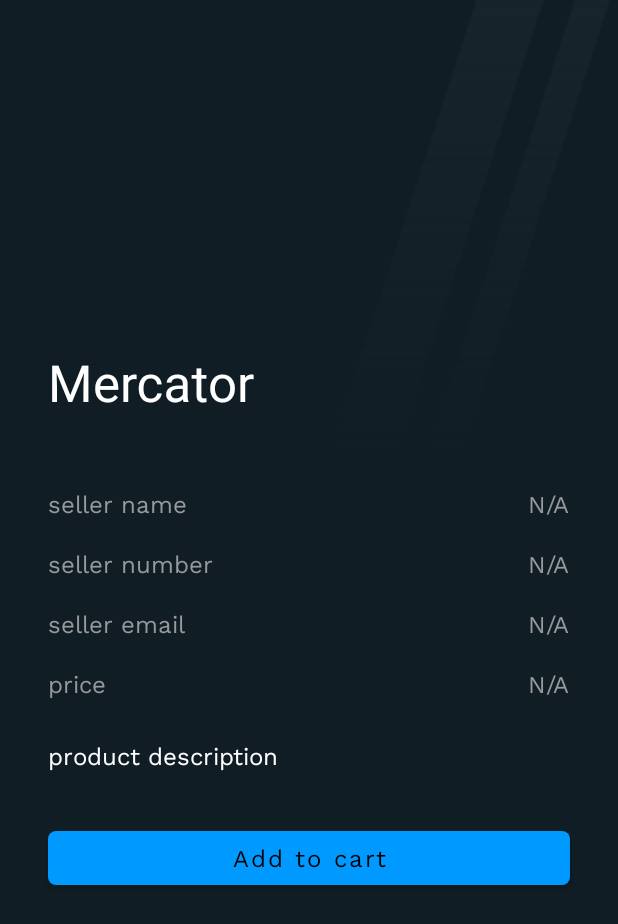
After one commit to DevSpace-Speculo/mercator-app, an Android app: the DetailsFragment screen opened through its navigation route, on a phone screen of 412 x 824 dp. The commit adds this screen. Shown: the top 924 px of the screen. Run offline under Robolectric (Android 15) with nearby library versions, the phone set to English and light mode, and no system bars; our stand-ins replace Firebase (no records; nobody signed in at launch, a user with empty details on screens opened directly).

Commit message:
implemented buy section

```diff
--- a/app/src/main/java/com/speculo/mercator/adapters/CartAdapter.java
+++ b/app/src/main/java/com/speculo/mercator/adapters/CartAdapter.java
@@ -1,8 +1,10 @@
 package com.speculo.mercator.adapters;
 
+import android.content.Context;
 import android.view.LayoutInflater;
 import android.view.View;
 import android.view.ViewGroup;
+import android.widget.Button;
 import android.widget.ImageView;
 import android.widget.TextView;
 
@@ -18,9 +20,11 @@ import java.util.List;
 public class CartAdapter extends RecyclerView.Adapter<CartAdapter.ViewHolder> {
 
     private List<ItemsModel> itemsModelList;
+    private Context context;
 
-    public CartAdapter(List<ItemsModel> itemsModelList) {
+    public CartAdapter(List<ItemsModel> itemsModelList, Context context) {
         this.itemsModelList = itemsModelList;
+        this.context = context;
     }
 
     @NonNull
@@ -51,6 +55,7 @@ public class CartAdapter extends RecyclerView.Adapter<CartAdapter.ViewHolder> {
     public class ViewHolder extends RecyclerView.ViewHolder {
         private TextView name, price, desc;
         private ImageView imageView;
+        private Button view_btn;
 
         public ViewHolder(@NonNull View itemView) {
             super(itemView);
@@ -59,6 +64,7 @@ public class CartAdapter extends RecyclerView.Adapter<CartAdapter.ViewHolder> {
             price = itemView.findViewById(R.id.product_price);
             desc = itemView.findViewById(R.id.product_desc);
             imageView = itemView.findViewById(R.id.product_image);
+            view_btn = itemView.findViewById(R.id.view_btn);
         }
     }
 }
--- /dev/null
+++ b/app/src/main/java/com/speculo/mercator/fragments/BuyFragment.java
@@ -0,0 +1,65 @@
+package com.speculo.mercator.fragments;
+
+import android.content.Context;
+import android.content.SharedPreferences;
+import android.os.Bundle;
+
+import androidx.annotation.NonNull;
+import androidx.annotation.Nullable;
+import androidx.fragment.app.Fragment;
+import androidx.navigation.NavController;
+import androidx.recyclerview.widget.LinearLayoutManager;
+import androidx.recyclerview.widget.RecyclerView;
+
+import android.view.LayoutInflater;
+import android.view.View;
+import android.view.ViewGroup;
+
+import com.google.firebase.firestore.DocumentSnapshot;
+import com.google.firebase.firestore.FirebaseFirestore;
+import com.speculo.mercator.R;
+import com.speculo.mercator.adapters.CartAdapter;
+import com.speculo.mercator.models.ItemsModel;
+
+import java.util.ArrayList;
+import java.util.List;
+
+public class BuyFragment extends Fragment {
+
+    private RecyclerView recyclerView;
+    private FirebaseFirestore firebaseFirestore;
+    private List<ItemsModel> buyItems;
+    private CartAdapter adapter;
+
+    public BuyFragment() {
+        // Required empty public constructor
+    }
+
+    @Override
+    public View onCreateView(LayoutInflater inflater, ViewGroup container,
+                             Bundle savedInstanceState) {
+        // Inflate the layout for this fragment
+        return inflater.inflate(R.layout.fragment_buy, container, false);
+    }
+
+    @Override
+    public void onViewCreated(@NonNull View view, @Nullable Bundle savedInstanceState) {
+        super.onViewCreated(view, savedInstanceState);
+
+        firebaseFirestore = FirebaseFirestore.getInstance();
+        recyclerView = view.findViewById(R.id.buy_recView);
+        buyItems = new ArrayList<>();
+        adapter = new CartAdapter(buyItems, getContext());
+        recyclerView.setLayoutManager(new LinearLayoutManager(getContext()));
+        recyclerView.setAdapter(adapter);
+
+        firebaseFirestore.collection("items").get().addOnSuccessListener(queryDocumentSnapshots -> {
+            List<DocumentSnapshot> list = queryDocumentSnapshots.getDocuments();
+            for(DocumentSnapshot d : list){
+                ItemsModel obj = d.toObject(ItemsModel.class);
+                buyItems.add(obj);
+            }
+            adapter.notifyDataSetChanged();
+        });
+    }
+}
--- a/app/src/main/java/com/speculo/mercator/fragments/CartFragment.java
+++ b/app/src/main/java/com/speculo/mercator/fragments/CartFragment.java
@@ -59,7 +59,7 @@ public class CartFragment extends Fragment {
         recyclerView = view.findViewById(R.id.cart_recView);
         sharedPreferences = getActivity().getSharedPreferences(getString(R.string.preference_file_key), Context.MODE_PRIVATE);
         cartItems = new ArrayList<>();
-        adapter = new CartAdapter(cartItems);
+        adapter = new CartAdapter(cartItems, requireActivity());
         recyclerView.setLayoutManager(new LinearLayoutManager(getContext()));
         recyclerView.setAdapter(adapter);
 
--- /dev/null
+++ b/app/src/main/java/com/speculo/mercator/fragments/DetailsFragment.java
@@ -0,0 +1,87 @@
+package com.speculo.mercator.fragments;
+
+import android.content.Context;
+import android.content.SharedPreferences;
+import android.graphics.Color;
+import android.os.Bundle;
+
+import androidx.annotation.NonNull;
+import androidx.annotation.Nullable;
+import androidx.core.content.ContextCompat;
+import androidx.fragment.app.Fragment;
+import androidx.navigation.NavController;
+import androidx.navigation.Navigation;
+
+import android.view.LayoutInflater;
+import android.view.View;
+import android.view.ViewGroup;
+import android.view.Window;
+import android.view.WindowManager;
+import android.widget.Button;
+import android.widget.ImageView;
+import android.widget.TextView;
+
+import com.google.android.material.appbar.CollapsingToolbarLayout;
+import com.google.firebase.auth.FirebaseAuth;
+import com.google.firebase.firestore.FirebaseFirestore;
+import com.speculo.mercator.R;
+
+public class DetailsFragment extends Fragment {
+
+    private FirebaseFirestore firebaseFirestore;
+    private FirebaseAuth firebaseAuth;
+
+    private SharedPreferences sharedPreferences;
+
+    private TextView seller_name, seller_number, seller_email, description, price;
+    private ImageView productImage;
+    private Button cart_btn;
+
+    private CollapsingToolbarLayout collapsingToolbarLayout;
+
+    private NavController navController;
+
+    public DetailsFragment() {
+        // Required empty public constructor
+    }
+
+    @Override
+    public View onCreateView(LayoutInflater inflater, ViewGroup container,
+                             Bundle savedInstanceState) {
+        // Inflate the layout for this fragment
+        return inflater.inflate(R.layout.fragment_details, container, false);
+    }
+
+    @Override
+    public void onViewCreated(@NonNull View view, @Nullable Bundle savedInstanceState) {
+        super.onViewCreated(view, savedInstanceState);
+
+        firebaseFirestore = FirebaseFirestore.getInstance();
+        sharedPreferences = getActivity().getSharedPreferences(getString(R.string.preference_file_key), Context.MODE_PRIVATE);
+
+        navController = Navigation.findNavController(view);
+
+        productImage = view.findViewById(R.id.details_image);
+        collapsingToolbarLayout = view.findViewById(R.id.toolbar_layout);
+        description = view.findViewById(R.id.details_product_desc);
+        seller_name = view.findViewById(R.id.details_name_text);
+        seller_number = view.findViewById(R.id.details_number_text);
+        seller_email = view.findViewById(R.id.details_email_text);
+        price = view.findViewById(R.id.details_price_text);
+
+        collapsingToolbarLayout.setCollapsedTitleTextColor(Color.parseColor("#E9E9E9"));
+
+        cart_btn = view.findViewById(R.id.details_cart_btn);
+
+        Window window = getActivity().getWindow();
+
+        // clear FLAG_TRANSLUCENT_STATUS flag:
+        window.clearFlags(WindowManager.LayoutParams.FLAG_TRANSLUCENT_STATUS);
+
+        // add FLAG_DRAWS_SYSTEM_BAR_BACKGROUNDS flag to the window
+        window.addFlags(WindowManager.LayoutParams.FLAG_DRAWS_SYSTEM_BAR_BACKGROUNDS);
+
+        // finally change the color
+        window.setStatusBarColor(ContextCompat.getColor(getActivity(),R.color.dark_grey));
+    }
+}
--- a/app/src/main/java/com/speculo/mercator/fragments/HomeFragment.java
+++ b/app/src/main/java/com/speculo/mercator/fragments/HomeFragment.java
@@ -4,16 +4,26 @@ import android.os.Bundle;
 
 import androidx.annotation.NonNull;
 import androidx.annotation.Nullable;
+import androidx.cardview.widget.CardView;
 import androidx.fragment.app.Fragment;
+import androidx.navigation.NavController;
+import androidx.navigation.Navigation;
 
 import android.util.Log;
 import android.view.LayoutInflater;
 import android.view.View;
 import android.view.ViewGroup;
 
+import com.google.firebase.firestore.FirebaseFirestore;
 import com.speculo.mercator.R;
+import com.speculo.mercator.models.ItemsModel;
+
+import java.util.List;
 
 public class HomeFragment extends Fragment {
+
+    private CardView buy_card;
+    private NavController navController;
 
     public HomeFragment() {
         // Required empty public constructor
@@ -29,6 +39,10 @@ public class HomeFragment extends Fragment {
     @Override
     public void onViewCreated(@NonNull View view, @Nullable Bundle savedInstanceState) {
         super.onViewCreated(view, savedInstanceState);
-        Log.d("TAG", getClass().getSimpleName());
+
+        buy_card = view.findViewById(R.id.buy_card);
+        navController = Navigation.findNavController(view);
+
+        buy_card.setOnClickListener(view1 -> navController.navigate(R.id.action_mainFragment_to_buyFragment));
     }
 }
--- /dev/null
+++ b/app/src/main/res/layout/fragment_buy.xml
@@ -0,0 +1,37 @@
+<?xml version="1.0" encoding="utf-8"?>
+<androidx.constraintlayout.widget.ConstraintLayout xmlns:android="http://schemas.android.com/apk/res/android"
+    xmlns:tools="http://schemas.android.com/tools"
+    android:layout_width="match_parent"
+    android:layout_height="match_parent"
+    xmlns:app="http://schemas.android.com/apk/res-auto"
+    android:fitsSystemWindows="true"
+    tools:context=".fragments.CartFragment"
+    android:background="@color/dark_grey">
+
+    <com.google.android.material.appbar.AppBarLayout
+        android:id="@+id/buy_appbar"
+        android:layout_width="match_parent"
+        android:layout_height="wrap_content"
+        android:background="@color/app_bar_bg"
+        app:layout_constraintEnd_toEndOf="parent"
+        app:layout_constraintStart_toStartOf="parent"
+        app:layout_constraintTop_toTopOf="parent">
+
+        <androidx.appcompat.widget.Toolbar
+            android:id="@+id/buy_toolbar"
+            android:layout_width="match_parent"
+            android:layout_height="match_parent"
+            app:title="Buy"
+            app:titleTextColor="@color/white"/>
+
+    </com.google.android.material.appbar.AppBarLayout>
+
+    <androidx.recyclerview.widget.RecyclerView
+        android:id="@+id/buy_recView"
+        android:layout_width="match_parent"
+        android:layout_height="0dp"
+        app:layout_constraintEnd_toEndOf="parent"
+        app:layout_constraintStart_toStartOf="parent"
+        app:layout_constraintTop_toBottomOf="@+id/buy_appbar" />
+
+</androidx.constraintlayout.widget.ConstraintLayout>
--- /dev/null
+++ b/app/src/main/res/layout/fragment_details.xml
@@ -0,0 +1,198 @@
+<?xml version="1.0" encoding="utf-8"?>
+<androidx.coordinatorlayout.widget.CoordinatorLayout
+    xmlns:android="http://schemas.android.com/apk/res/android"
+    xmlns:app="http://schemas.android.com/apk/res-auto"
+    android:layout_width="match_parent"
+    android:layout_height="match_parent"
+    android:fitsSystemWindows="true"
+    android:background="@color/dark_grey">
+
+    <com.google.android.material.appbar.AppBarLayout
+        android:id="@+id/app_bar"
+        android:layout_width="match_parent"
+        android:layout_height="300dp"
+        android:theme="@style/Theme.MyApplication.AppBarOverlay">
+
+        <com.google.android.material.appbar.CollapsingToolbarLayout
+            android:id="@+id/toolbar_layout"
+            style="@style/Widget.MaterialComponents.Toolbar.Primary"
+            android:background="@color/dark_grey"
+            app:contentScrim="@color/dark_grey"
+            app:statusBarScrim="@color/dark_grey"
+            android:layout_width="match_parent"
+            android:layout_height="match_parent"
+            android:fitsSystemWindows="true"
+            app:layout_scrollFlags="scroll|exitUntilCollapsed"
+            app:toolbarId="@+id/toolbar"
+            app:title="@string/app_name">
+
+            <ImageView
+                android:id="@+id/details_image"
+                android:layout_width="match_parent"
+                android:layout_height="match_parent"
+                android:foreground="@drawable/image_cover"
+                android:scaleType="centerCrop"
+                app:srcCompat="@drawable/placeholder_image" />
+
+            <androidx.appcompat.widget.Toolbar
+                android:id="@+id/toolbar"
+                android:layout_width="match_parent"
+                android:layout_height="?attr/actionBarSize"
+                app:layout_collapseMode="pin"
+                app:popupTheme="@style/Theme.MyApplication.PopupOverlay" />
+
+        </com.google.android.material.appbar.CollapsingToolbarLayout>
+    </com.google.android.material.appbar.AppBarLayout>
+
+    <androidx.core.widget.NestedScrollView
+        android:layout_width="match_parent"
+        android:layout_height="match_parent"
+        app:layout_behavior="com.google.android.material.appbar.AppBarLayout$ScrollingViewBehavior">
+
+        <androidx.constraintlayout.widget.ConstraintLayout
+            android:layout_width="match_parent"
+            android:layout_height="match_parent">
+
+            <TextView
+                android:id="@+id/details_seller_name"
+                android:layout_width="wrap_content"
+                android:layout_height="wrap_content"
+                android:layout_marginStart="32dp"
+                android:layout_marginTop="24dp"
+                android:fontFamily="@font/work_sans"
+                android:text="seller name"
+                android:textColor="@color/light_grey"
+                android:textSize="16sp"
+                app:layout_constraintStart_toStartOf="parent"
+                app:layout_constraintTop_toTopOf="parent" />
+
+            <TextView
+                android:id="@+id/details_seller_number"
+                android:layout_width="wrap_content"
+                android:layout_height="wrap_content"
+                android:layout_marginStart="32dp"
+                android:layout_marginTop="16dp"
+                android:fontFamily="@font/work_sans"
+                android:text="seller number"
+                android:textColor="@color/light_grey"
+                android:textSize="16sp"
+                app:layout_constraintStart_toStartOf="parent"
+                app:layout_constraintTop_toBottomOf="@+id/details_seller_name" />
+
+            <TextView
+                android:id="@+id/details_seller_email"
+                android:layout_width="wrap_content"
+                android:layout_height="wrap_content"
+                android:layout_marginStart="32dp"
+                android:layout_marginTop="16dp"
+                android:fontFamily="@font/work_sans"
+                android:text="seller email"
+                android:textColor="@color/light_grey"
+                android:textSize="16sp"
+                app:layout_constraintStart_toStartOf="parent"
+                app:layout_constraintTop_toBottomOf="@+id/details_seller_number" />
+
+            <TextView
+                android:id="@+id/details_name_text"
+                android:layout_width="wrap_content"
+                android:layout_height="wrap_content"
+                android:layout_marginEnd="32dp"
+                android:fontFamily="@font/work_sans"
+                android:text="N/A"
+                android:textColor="@color/light_grey"
+                android:textSize="16sp"
+                app:layout_constraintEnd_toEndOf="parent"
+                app:layout_constraintTop_toTopOf="@+id/details_seller_name" />
+
+            <TextView
+                android:id="@+id/details_number_text"
+                android:layout_width="wrap_content"
+                android:layout_height="wrap_content"
+                android:layout_marginTop="16dp"
+                android:layout_marginEnd="32dp"
+                android:fontFamily="@font/work_sans"
+                android:text="N/A"
+                android:textColor="@color/light_grey"
+                android:textSize="16sp"
+                app:layout_constraintEnd_toEndOf="parent"
+                app:layout_constraintTop_toBottomOf="@+id/details_name_text" />
+
+            <TextView
+                android:id="@+id/details_email_text"
+                android:layout_width="wrap_content"
+                android:layout_height="wrap_content"
+                android:layout_marginTop="16dp"
+                android:layout_marginEnd="32dp"
+                android:fontFamily="@font/work_sans"
+                android:text="N/A"
+                android:textColor="@color/light_grey"
+                android:textSize="16sp"
+                app:layout_constraintEnd_toEndOf="parent"
+                app:layout_constraintTop_toBottomOf="@+id/details_number_text" />
+
+            <TextView
+                android:id="@+id/details_product_price"
+                android:layout_width="wrap_content"
+                android:layout_height="wrap_content"
+                android:layout_marginStart="32dp"
+                android:layout_marginTop="16dp"
+                android:fontFamily="@font/work_sans"
+                android:text="price"
+                android:textColor="@color/light_grey"
+                android:textSize="16sp"
+                app:layout_constraintStart_toStartOf="parent"
+                app:layout_constraintTop_toBottomOf="@+id/details_seller_email" />
+
+            <TextView
+                android:id="@+id/details_price_text"
+                android:layout_width="wrap_content"
+                android:layout_height="wrap_content"
+                android:layout_marginTop="16dp"
+                android:layout_marginEnd="32dp"
+                android:fontFamily="@font/work_sans"
+                android:text="N/A"
+                android:textColor="@color/light_grey"
+                android:textSize="16sp"
+                app:layout_constraintEnd_toEndOf="parent"
+                app:layout_constraintTop_toBottomOf="@+id/details_email_text" />
+
+
+            <TextView
+                android:id="@+id/details_product_desc"
+                android:layout_width="match_parent"
+                android:layout_height="wrap_content"
+                android:layout_marginStart="32dp"
+                android:layout_marginTop="24dp"
+                android:layout_marginEnd="32dp"
+                android:layout_marginBottom="32dp"
+                android:fontFamily="@font/work_sans"
+                android:gravity="start"
+                android:text="product description"
+                android:textColor="#FFFFFF"
+                android:textSize="16sp"
+                app:layout_constraintBottom_toTopOf="@+id/details_cart_btn"
+                app:layout_constraintEnd_toEndOf="parent"
+                app:layout_constraintStart_toStartOf="parent"
+                app:layout_constraintTop_toBottomOf="@+id/details_product_price"
+                app:lineHeight="28dp" />
+
+            <Button
+                android:id="@+id/details_cart_btn"
+                android:layout_width="0dp"
+                android:layout_height="wrap_content"
+                android:layout_marginStart="32dp"
+                android:layout_marginEnd="32dp"
+                android:layout_marginBottom="32dp"
+                android:elevation="10dp"
+                android:fontFamily="@font/work_sans"
+                android:text="Add to cart"
+                android:textAllCaps="false"
+                android:textSize="16sp"
+                app:cornerRadius="5dp"
+                app:layout_constraintBottom_toBottomOf="parent"
+                app:layout_constraintEnd_toEndOf="parent"
+                app:layout_constraintStart_toStartOf="parent" />
+        </androidx.constraintlayout.widget.ConstraintLayout>
+    </androidx.core.widget.NestedScrollView>
+
+</androidx.coordinatorlayout.widget.CoordinatorLayout>
--- a/app/src/main/res/navigation/nav_graph.xml
+++ b/app/src/main/res/navigation/nav_graph.xml
@@ -61,5 +61,37 @@
             app:exitAnim="@anim/slide_out_right"
             app:popUpTo="@id/mainFragment"
             app:popUpToInclusive="true"/>
+        <action
+            android:id="@+id/action_mainFragment_to_buyFragment"
+            app:destination="@id/buyFragment"
+            app:enterAnim="@anim/slide_in_right"
+            app:exitAnim="@anim/slide_out_left"
+            app:popEnterAnim="@anim/slide_in_left"
+            app:popExitAnim="@anim/slide_out_right" />
+        <action
+            android:id="@+id/action_mainFragment_to_detailsFragment"
+            app:destination="@id/detailsFragment"
+            app:enterAnim="@anim/slide_in_right"
+            app:exitAnim="@anim/slide_out_left"
+            app:popEnterAnim="@anim/slide_in_left"
+            app:popExitAnim="@anim/slide_out_right" />
     </fragment>
+    <fragment
+        android:id="@+id/buyFragment"
+        android:name="com.speculo.mercator.fragments.BuyFragment"
+        android:label="fragment_buy"
+        tools:layout="@layout/fragment_buy" >
+        <action
+            android:id="@+id/action_buyFragment_to_detailsFragment"
+            app:destination="@id/detailsFragment"
+            app:enterAnim="@anim/slide_in_right"
+            app:exitAnim="@anim/slide_out_left"
+            app:popEnterAnim="@anim/slide_in_left"
+            app:popExitAnim="@anim/slide_out_right"/>
+    </fragment>
+    <fragment
+        android:id="@+id/detailsFragment"
+        android:name="com.speculo.mercator.fragments.DetailsFragment"
+        android:label="fragment_details"
+        tools:layout="@layout/fragment_details" />
 </navigation>
--- a/app/src/main/res/values-night/themes.xml
+++ b/app/src/main/res/values-night/themes.xml
@@ -14,6 +14,9 @@
         <!-- Customize your theme here. -->
     </style>
 
+    <style name="Theme.MyApplication.AppBarOverlay" parent="ThemeOverlay.AppCompat.Dark.ActionBar" />
+    <style name="Theme.MyApplication.PopupOverlay" parent="ThemeOverlay.AppCompat.Light" />
+
     <style name="ShapeAppearanceOverlay.MyApp.TextInputLayout.Rounded" parent="">
         <item name="cornerFamily">rounded</item>
         <item name="cornerSize">30%</item>
--- a/app/src/main/res/values/themes.xml
+++ b/app/src/main/res/values/themes.xml
@@ -14,6 +14,9 @@
         <!-- Customize your theme here. -->
     </style>
 
+    <style name="Theme.MyApplication.AppBarOverlay" parent="ThemeOverlay.AppCompat.Dark.ActionBar" />
+    <style name="Theme.MyApplication.PopupOverlay" parent="ThemeOverlay.AppCompat.Light" />
+
     <style name="ShapeAppearanceOverlay.MyApp.TextInputLayout.Rounded" parent="">
         <item name="cornerFamily">rounded</item>
         <item name="cornerSize">30%</item>
```
